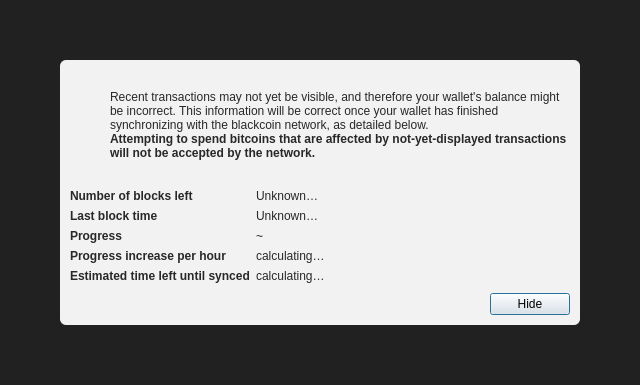
This is src/qt/forms/modaloverlay.ui in CoinBlack/blackcoin-more as Qt 5 draws it before an edit. The edited form follows.
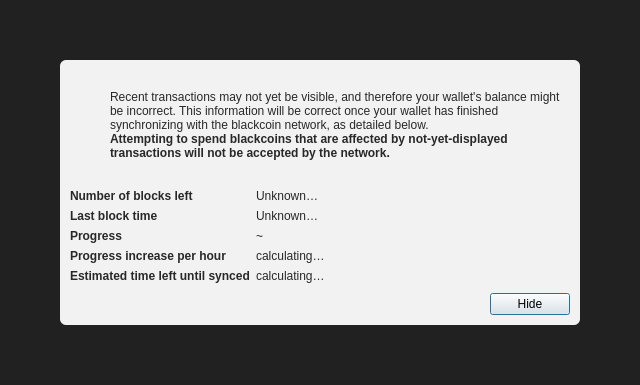
This is the edited form. Icons and pictures are not drawn.

Patch:
```diff
--- a/src/qt/forms/modaloverlay.ui
+++ b/src/qt/forms/modaloverlay.ui
@@ -149,7 +149,7 @@
                 </font>
                </property>
                <property name="text">
-                <string>Attempting to spend bitcoins that are affected by not-yet-displayed transactions will not be accepted by the network.</string>
+                <string>Attempting to spend blackcoins that are affected by not-yet-displayed transactions will not be accepted by the network.</string>
                </property>
                <property name="textFormat">
                 <enum>Qt::RichText</enum>
```
